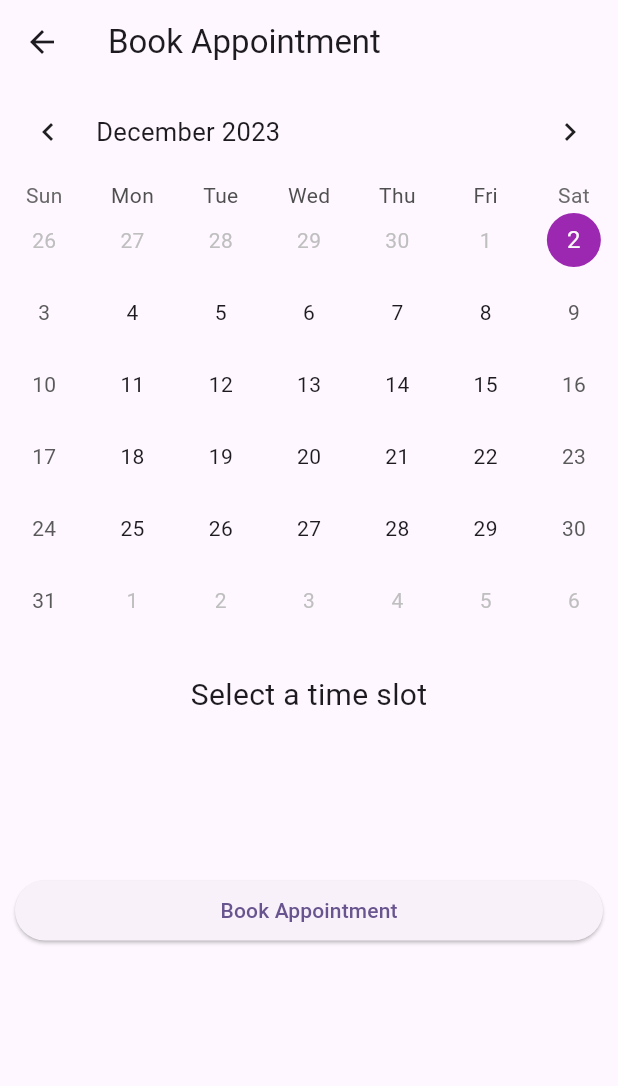
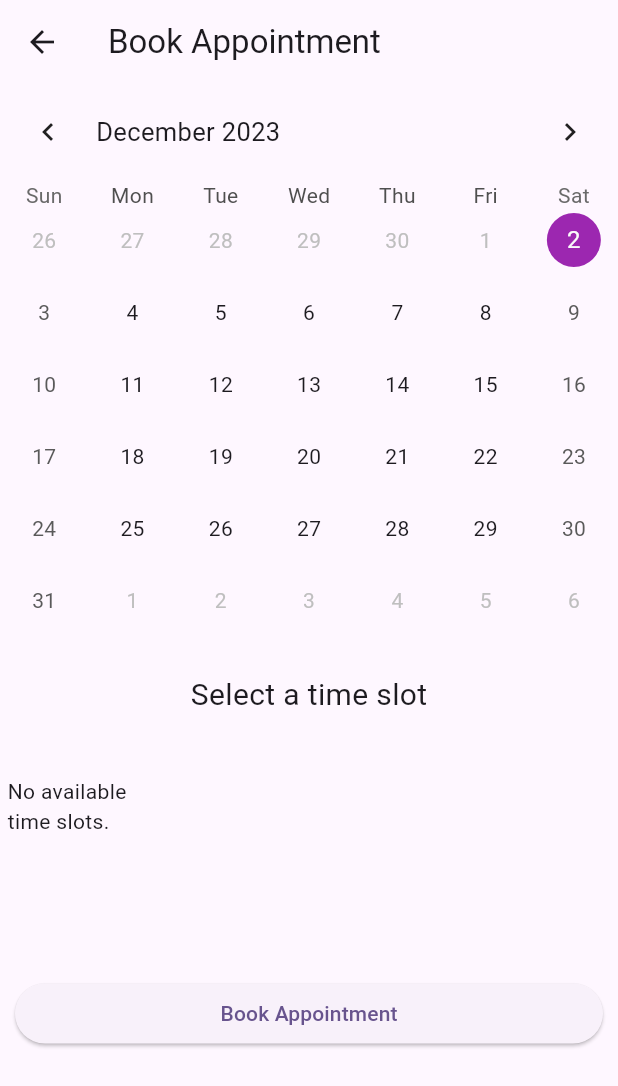
Before and after one commit to Doctor-Dash/doctor_dash, a Flutter app: the BookingPage screen opened directly with empty values, after a tap on "Book Appointment", on a phone screen of 412 x 824 dp. Shown: the top 1086 px of the screen. Run offline on Flutter 3.47's test engine with Material 2 defaults, Android fonts, the light colour scheme and no system bars; drawn by our look-alikes of table_calendar; our stand-ins replace cloud_firestore, firebase_auth, firebase_core; missing offline and left inert: firebase_ui_auth; accounts and stored records are empty.

Commit message:
UR-update-booking-page

```diff
--- a/lib/views/patient_views/booking_page.dart
+++ b/lib/views/patient_views/booking_page.dart
@@ -1,4 +1,7 @@
+import 'package:doctor_dash/controllers/appointment_controller.dart';
 import 'package:doctor_dash/controllers/availability_controller.dart';
+import 'package:doctor_dash/models/appointment_model.dart';
+import 'package:firebase_auth/firebase_auth.dart';
 import 'package:flutter/material.dart';
 import 'package:intl/intl.dart';
 import 'package:table_calendar/table_calendar.dart';
@@ -6,8 +9,10 @@ import 'package:doctor_dash/utils/utils.dart';
 
 class BookingPage extends StatefulWidget {
   final String doctorId;
+  final String clinicId;
 
-  const BookingPage({super.key, required this.doctorId});
+  const BookingPage(
+      {super.key, required this.doctorId, required this.clinicId});
 
   @override
   State<BookingPage> createState() => _BookingPageState();
@@ -17,6 +22,7 @@ class _BookingPageState extends State<BookingPage> {
   CalendarFormat _calendarFormat = CalendarFormat.month;
   DateTime _focusedDay = DateTime.now();
   DateTime _currentDay = DateTime.now();
+  DateTime _startTime = DateTime.now();
   int? _currentIndex;
   bool _isWeekend = false;
   bool _dateSelected = false;
@@ -25,11 +31,12 @@ class _BookingPageState extends State<BookingPage> {
   DateTime Monday = DateTime(2023, 12, 4, 14, 15, 9, 227, 550);
 
   final AvailabilityService _availabilityService = AvailabilityService();
+  final AppointmentService _appointmentService = AppointmentService();
 
   @override
   void initState() {
     super.initState();
-    _focusedDay = Monday;
+    _focusedDay = DateTime.now();
     _fetchAvailableTimeSlots();
   }
 
@@ -50,7 +57,6 @@ class _BookingPageState extends State<BookingPage> {
 
   @override
   Widget build(BuildContext context) {
-    // Config().init(context);
     return Scaffold(
       appBar: AppBar(
         title: const Text('Book Appointment'),
@@ -93,11 +99,24 @@ class _BookingPageState extends State<BookingPage> {
                     const EdgeInsets.symmetric(horizontal: 10, vertical: 80),
                 child: ElevatedButton(
                   onPressed: () async {
-                    //use the info from this page to create a booking using availability_service.dart
-                    //then go to booking_confirmation.dart
-                    var timeSlots = await AvailabilityService()
-                        .getAvailableTimeSlotsForDay('D1234', _focusedDay);
-                    print(timeSlots);
+                    var currPatient = FirebaseAuth.instance.currentUser?.uid;
+
+                    AppointmentModel appointment = AppointmentModel(
+                      appointmentId:
+                          '${widget.doctorId}$_startTime$currPatient',
+                      doctorId: widget.doctorId,
+                      patientId: '$currPatient',
+                      availabilityId: '${widget.doctorId}$_startTime',
+                      clinicId: widget.clinicId,
+                    );
+
+                    try {
+                      await _appointmentService.addAppointment(appointment);
+                      showSnackBar(context, 'Appointment booked!');
+                    } catch (e) {
+                      showErrorSnackBar(
+                          context, 'Error booking appointment: $e');
+                    }
                   },
                   child: const Text('Book Appointment'),
                 )),
@@ -133,6 +152,7 @@ class _BookingPageState extends State<BookingPage> {
           _currentDay = selectedDay;
           _focusedDay = focusedDay;
           _dateSelected = true;
+          _fetchAvailableTimeSlots();
 
           if (selectedDay.weekday == 6 || selectedDay.weekday == 7) {
             _isWeekend = true;
@@ -147,21 +167,30 @@ class _BookingPageState extends State<BookingPage> {
   }
 
   Widget _buildTimeSlots() {
-    // if (_availableTimeSlots.isEmpty) {
-    //   return const Text('No available time slots.');
-    // }
-
     return SliverGrid(
       delegate: SliverChildBuilderDelegate(
         (context, index) {
+          if (_availableTimeSlots.isEmpty) {
+            return Container(
+              margin: const EdgeInsets.all(5),
+              alignment: Alignment.center,
+              child: const Text('No available time slots.'),
+            );
+          }
+
           DateTime startTime = _availableTimeSlots[index].start;
           String formattedStartTime = DateFormat('hh:mm a').format(startTime);
+
           return InkWell(
             splashColor: Colors.transparent,
             onTap: () {
               setState(() {
+                _startTime = startTime;
+                print("Start Time $_startTime");
                 _currentIndex = index;
+                print("Current Index $_currentIndex");
                 _timeSelected = true;
+                print("Time selected $_timeSelected");
               });
             },
             child: Container(
@@ -184,7 +213,8 @@ class _BookingPageState extends State<BookingPage> {
             ),
           );
         },
-        childCount: _availableTimeSlots.length,
+        childCount:
+            _availableTimeSlots.isEmpty ? 1 : _availableTimeSlots.length,
       ),
       gridDelegate: const SliverGridDelegateWithFixedCrossAxisCount(
         crossAxisCount: 4,
```
